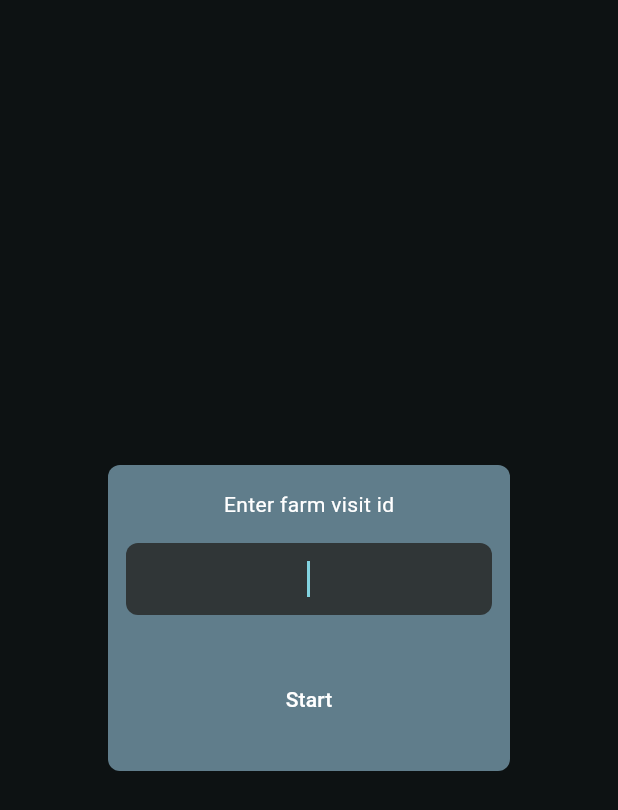
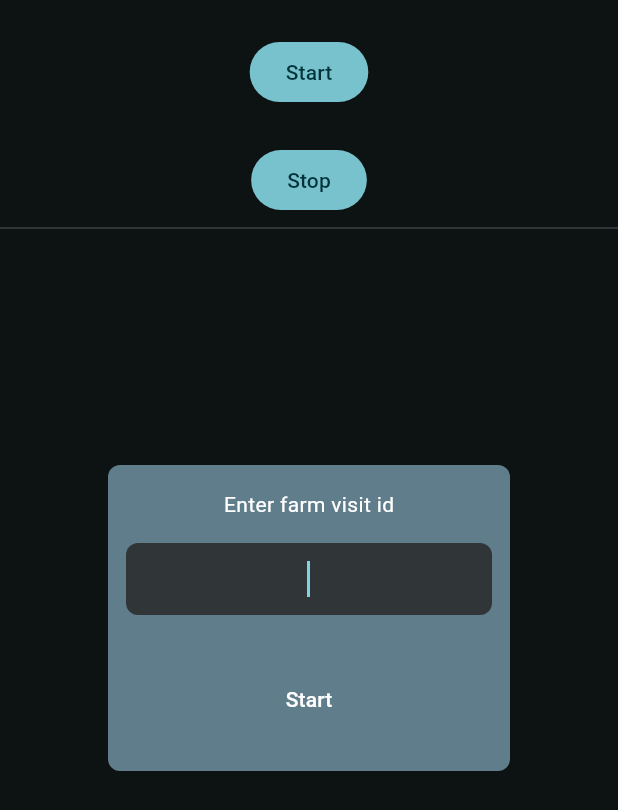
Before and after one commit to P-B1101/command_sender, a Flutter app: the screen it shows after launch, after a tap on "Start", on a phone screen of 412 x 824 dp. Shown: the top 810 px of the screen. Run offline on Flutter 3.47's test engine with Material 3 defaults, Android fonts, the phone set to English and light mode, and no system bars; our stand-ins replace equatable, rxdart; missing offline and left inert: flutter_overlay_window, universal_socket.

Commit message:
add cow id and ref id

```diff
--- a/lib/controller/pop_up_controller.dart
+++ b/lib/controller/pop_up_controller.dart
@@ -1,19 +1,37 @@
 import 'package:flutter/material.dart';
-import 'package:overlay_app/view/widget/input_popup.dart';
+import 'package:overlay_app/model/cow_id.dart';
+import 'package:overlay_app/view/widget/cow_id_popup.dart';
+import 'package:overlay_app/view/widget/farm_id_popup.dart';
 
 class PopUpController {
   const PopUpController._();
 
-  static Future<String?> showVisigIdPopup(BuildContext context) async {
+  static Future<String?> showVisitIdPopup(BuildContext context) async {
     final result = await showDialog(
       context: context,
       barrierColor: Colors.black.withOpacity(.08),
       builder: (context) => const Dialog(
         backgroundColor: Colors.transparent,
-        child: InputPopup(),
+        child: FarmIdInputPopup(),
       ),
     );
     if (result is! String) return null;
     return result;
   }
+
+  static Future<CowId?> showCowIdPopup({
+    required BuildContext context,
+    required String? refId,
+  }) async {
+    final result = await showDialog(
+      context: context,
+      barrierColor: Colors.black.withOpacity(.08),
+      builder: (context) => Dialog(
+        backgroundColor: Colors.transparent,
+        child: CowIdInputPopup(refId: refId),
+      ),
+    );
+    if (result is! CowId) return null;
+    return result;
+  }
 }
--- a/lib/model/command.dart
+++ b/lib/model/command.dart
@@ -2,12 +2,14 @@ enum Command {
   token,
   startRecording,
   stopRecording,
+  refId,
   unknown;
 
   String get stringValue => switch (this) {
         token => 'TOKEN',
         startRecording => 'START_RECORDING',
         stopRecording => 'STOP_RECORDING',
+        refId => 'REF_ID',
         unknown => 'UNKNOWN',
       };
 
@@ -15,6 +17,10 @@ enum Command {
         'TOKEN' => token,
         'START_RECORDING' => startRecording,
         'STOP_RECORDING' => stopRecording,
-        _ => unknown,
+        _ => value.startsWith('REF_ID')
+            ? refId
+            : value.startsWith('START_RECORDING')
+                ? startRecording
+                : unknown,
       };
 }
--- /dev/null
+++ b/lib/model/cow_id.dart
@@ -0,0 +1,18 @@
+class CowId {
+  final String? id;
+  final String? refId;
+
+  const CowId({
+    required this.id,
+    required this.refId,
+  });
+
+  factory CowId.fromRefId(String refId) => CowId(id: null, refId: refId);
+
+  String? get serialize {
+    if (id == null && refId == null) return null;
+    if (id == null) return refId;
+    if (refId == null) return id;
+    return '$id:$refId';
+  }
+}
--- a/lib/model/loading_command.dart
+++ b/lib/model/loading_command.dart
@@ -1,4 +1,5 @@
-enum LoadingCommand {
+enum HeaderCommand {
+  refId,
   startRecordingLoading,
   startRecordingDone,
   stopRecordingLoading,
@@ -6,6 +7,7 @@ enum LoadingCommand {
   unknown;
 
   String get stringValue => switch (this) {
+        refId => 'REF_ID',
         startRecordingLoading => 'START_RECORDING_LOADING',
         startRecordingDone => 'START_RECORDING_DONE',
         stopRecordingLoading => 'STOP_RECORDING_LOADING',
@@ -13,11 +15,11 @@ enum LoadingCommand {
         unknown => 'UNKNOWN',
       };
 
-  static LoadingCommand fromString(String value) => switch (value) {
+  static HeaderCommand fromString(String value) => switch (value) {
         'START_RECORDING_LOADING' => startRecordingLoading,
         'START_RECORDING_DONE' => startRecordingDone,
         'STOP_RECORDING_LOADING' => stopRecordingLoading,
         'STOP_RECORDING_DONE' => stopRecordingDone,
-        _ => unknown,
+        _ => value.startsWith('REF_IF') ? refId : unknown,
       };
 }
--- a/lib/model/string_communication.dart
+++ b/lib/model/string_communication.dart
@@ -9,4 +9,6 @@ class StringCommunication extends Communication {
   List<Object?> get props => [data];
 
   Command get getCommand => Command.fromString(data);
+
+  String? get getRefId => getCommand == Command.refId ? data : null;
 }
--- a/lib/view/page/home_page.dart
+++ b/lib/view/page/home_page.dart
@@ -2,16 +2,16 @@ import 'dart:async';
 import 'dart:isolate';
 import 'dart:ui';
 
-// import 'package:device_screenshot/device_screenshot.dart';
 import 'package:flutter/material.dart';
 import 'package:flutter_overlay_window/flutter_overlay_window.dart';
-import 'package:overlay_app/controller/pop_up_controller.dart';
-import 'package:overlay_app/controller/send_command_controller.dart';
-import 'package:overlay_app/model/command.dart';
-import 'package:overlay_app/model/loading_command.dart';
-import 'package:overlay_app/model/string_communication.dart';
 import 'package:rxdart/subjects.dart';
 import 'package:universal_socket/universal_socket.dart';
+
+import '../../controller/pop_up_controller.dart';
+import '../../controller/send_command_controller.dart';
+import '../../model/command.dart';
+import '../../model/loading_command.dart';
+import '../../model/string_communication.dart';
 
 class HomePage extends StatefulWidget {
   const HomePage({super.key});
@@ -20,9 +20,8 @@ class HomePage extends StatefulWidget {
   State<HomePage> createState() => _HomePageState();
 }
 
+class _HomePageState extends State<HomePage> {
   final _sendCommandController = SendCommandController();
-
-class _HomePageState extends State<HomePage> {
   static const String _kPortNameHome = 'UI';
   static const String _kPortNameHeader = 'HEADER';
   final _receivePort = ReceivePort();
@@ -46,10 +45,13 @@ class _HomePageState extends State<HomePage> {
   @override
   Widget build(BuildContext context) {
     return Scaffold(
-      body: Center(
+      body: SizedBox(
+        width: double.infinity,
+        child: SafeArea(
           child: Column(
-          mainAxisAlignment: MainAxisAlignment.center,
+            mainAxisAlignment: MainAxisAlignment.start,
             children: [
+              const SizedBox(height: 24),
               FilledButton(
                 onPressed: _onStartClick,
                 child: const Text('Start'),
@@ -59,7 +61,25 @@ class _HomePageState extends State<HomePage> {
                 onPressed: _onStopClick,
                 child: const Text('Stop'),
               ),
+              const Divider(),
+              const SizedBox(height: 24),
+              Expanded(
+                child: SingleChildScrollView(
+                  child: SizedBox(
+                    width: double.infinity,
+                    child: StreamBuilder<String>(
+                      initialData: '',
+                      stream: LogObserver.instance.observer,
+                      builder: (context, snapshot) => Text(
+                        snapshot.data ?? '',
+                        style: Theme.of(context).textTheme.bodyMedium,
+                      ),
+                    ),
+                  ),
+                ),
+              ),
             ],
+          ),
         ),
       ),
     );
@@ -78,7 +98,7 @@ class _HomePageState extends State<HomePage> {
   }
 
   void _onStartClick() async {
-    final visitId = await PopUpController.showVisigIdPopup(context);
+    final visitId = await PopUpController.showVisitIdPopup(context);
     if (visitId == null) return;
     await _sendCommandController.connect(visitId);
     _sendCommandController.listenForCommand().listen(_listenToSocket);
@@ -90,13 +110,14 @@ class _HomePageState extends State<HomePage> {
     final command = Command.fromString(message);
     switch (command) {
       case Command.startRecording:
-        await _sendCommandController.sendCommand(command);
-        _sendCommand(LoadingCommand.startRecordingLoading);
+        await _sendCommandController.sendStringCommand(message);
+        _sendCommand(HeaderCommand.startRecordingLoading);
         break;
       case Command.stopRecording:
         await _sendCommandController.sendCommand(command);
-        _sendCommand(LoadingCommand.stopRecordingLoading);
+        _sendCommand(HeaderCommand.stopRecordingLoading);
         break;
+      case Command.refId:
       case Command.token:
       case Command.unknown:
         break;
@@ -106,10 +127,15 @@ class _HomePageState extends State<HomePage> {
   void _listenToSocket(StringCommunication message) {
     switch (message.getCommand) {
       case Command.startRecording:
-        _sendCommand(LoadingCommand.startRecordingLoading);
+        _sendCommand(HeaderCommand.startRecordingLoading);
         break;
       case Command.stopRecording:
-        _sendCommand(LoadingCommand.stopRecordingDone);
+        _sendCommand(HeaderCommand.stopRecordingDone);
+        break;
+      case Command.refId:
+        final refId = message.getRefId;
+        if (refId == null) break;
+        _sendStringCommand('${HeaderCommand.refId}:$refId');
         break;
       case Command.unknown:
       case Command.token:
@@ -117,9 +143,12 @@ class _HomePageState extends State<HomePage> {
     }
   }
 
-  void _sendCommand(LoadingCommand command) {
+  void _sendCommand(HeaderCommand command) =>
+      _sendStringCommand(command.stringValue);
+
+  void _sendStringCommand(String command) {
     _port ??= IsolateNameServer.lookupPortByName(_kPortNameHeader);
-    _port?.send(command.stringValue);
+    _port?.send(command);
   }
 
   static Future<void> _startOverWindow() async {
--- a/lib/view/widget/input_popup.dart
+++ b/lib/view/widget/farm_id_popup.dart
@@ -1,13 +1,13 @@
 import 'package:flutter/material.dart';
 
-class InputPopup extends StatefulWidget {
-  const InputPopup({super.key});
+class FarmIdInputPopup extends StatefulWidget {
+  const FarmIdInputPopup({super.key});
 
   @override
-  State<InputPopup> createState() => _InputPopupState();
+  State<FarmIdInputPopup> createState() => _FarmIdInputPopupState();
 }
 
-class _InputPopupState extends State<InputPopup> {
+class _FarmIdInputPopupState extends State<FarmIdInputPopup> {
   final _controller = TextEditingController();
   final _focusNode = FocusNode();
 
```
Also changed, not shown: lib/controller/send_command_controller.dart (+15 -4 lines), lib/view/page/chat_header_page.dart (+21 -10 lines), lib/view/widget/cow_id_popup.dart (added, +109 -0 lines). Lines whose indentation alone changed are shown as unchanged.
